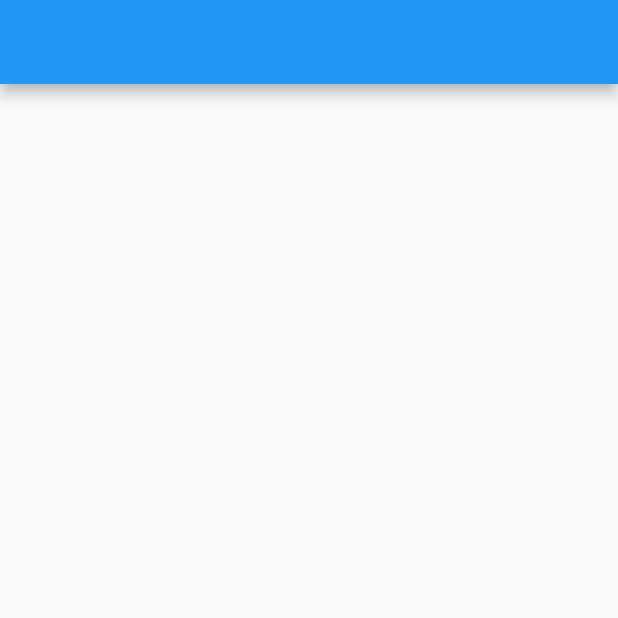
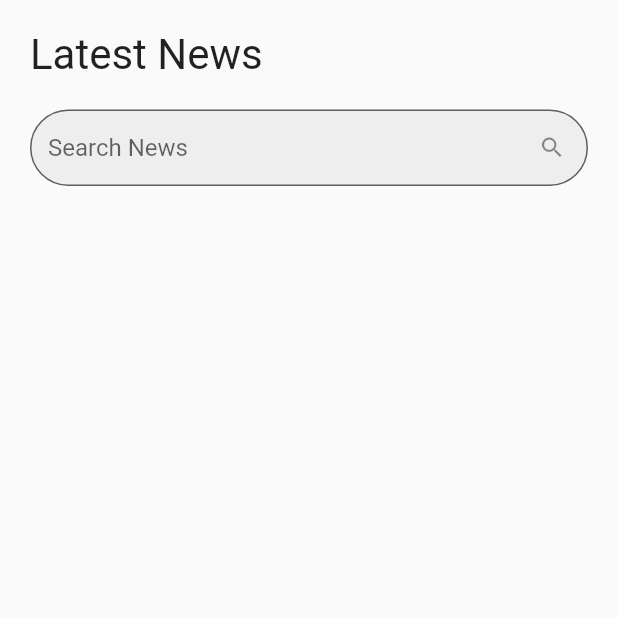
Before and after one commit to rirakib/newsapp, a Flutter app: the screen it shows after launch, on a phone screen of 412 x 824 dp, the top half of it. Run offline on Flutter 3.47's test engine with Material 2 defaults, Android fonts, the phone set to English and light mode, and no system bars.

Commit message:
letast news commit

```diff
--- a/lib/home_page.dart
+++ b/lib/home_page.dart
@@ -11,7 +11,34 @@ class _HomePageState extends State<HomePage> {
   @override
   Widget build(BuildContext context) {
     return Scaffold(
-      appBar: AppBar(),
+      body: Column(
+
+        children: [
+          Container(
+            alignment: Alignment.centerLeft,
+            padding: EdgeInsets.fromLTRB(20, 20, 20, 0),
+            child: Text('Latest News',style: TextStyle(
+            fontSize: 28,
+          ),),
+          ),
+         Container(
+           padding: EdgeInsets.all(20),
+           child:  TextField(
+              decoration: InputDecoration(
+                hintText: 'Search News',
+                isDense: true,
+                filled: true,
+                suffixIcon: IconButton(onPressed: (){
+
+                }, icon: Icon(Icons.search)),
+                fillColor: Colors.grey.shade200,
+                border: OutlineInputBorder(borderRadius: BorderRadius.circular(27),)
+              ),
+          ),
+         ),
+
+        ],
+      )
     );
   }
 }
```
